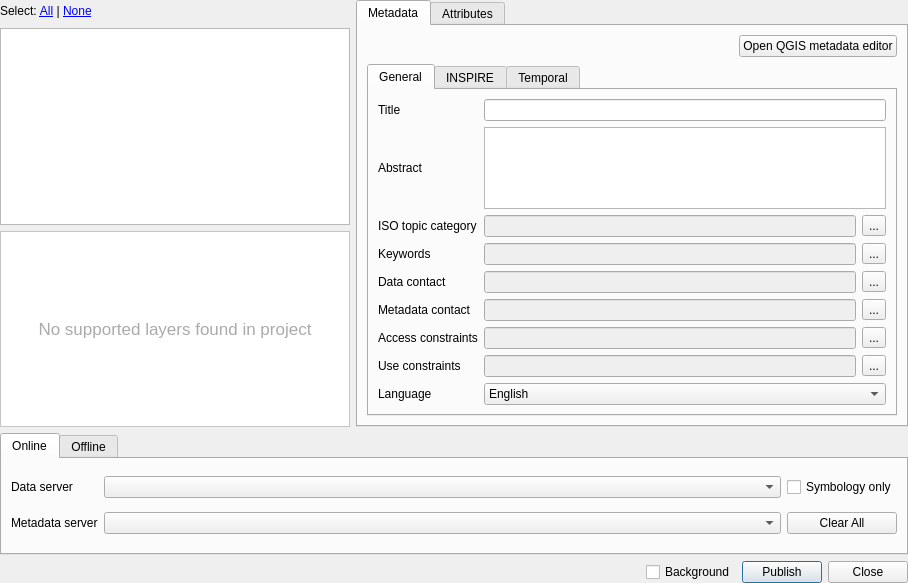
Above: geocatbridge/ui/publishwidget.ui from GeoCat/qgis-bridge-plugin before the change. Below: the same form after it.
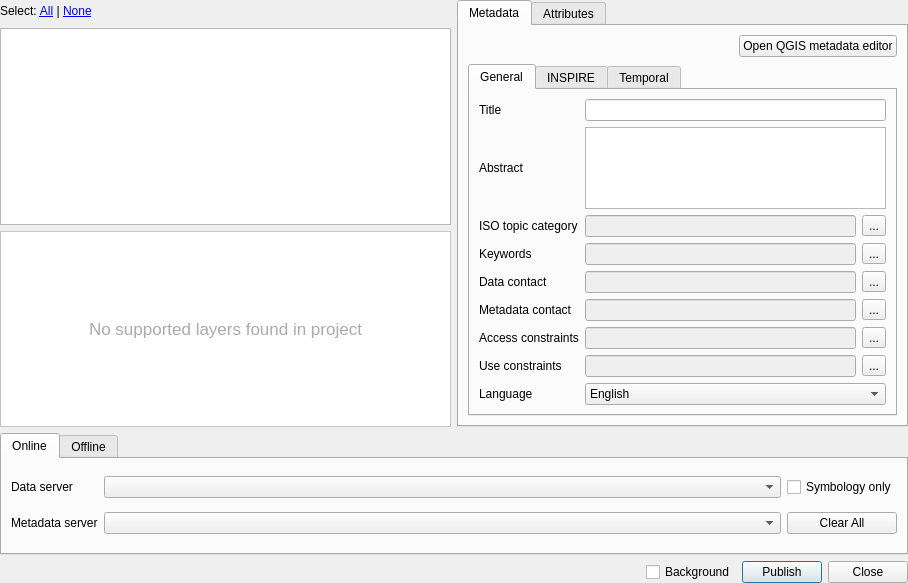
That is the form after the change. The open tabs and pages were chosen to show the change. Icons and pictures are not drawn.

Patch:
```diff
--- a/geocatbridge/ui/publishwidget.ui
+++ b/geocatbridge/ui/publishwidget.ui
@@ -156,7 +156,7 @@
      <item>
       <widget class="QTabWidget" name="tabLayerInfo">
        <property name="sizePolicy">
-        <sizepolicy hsizetype="Expanding" vsizetype="Expanding">
+        <sizepolicy hsizetype="Preferred" vsizetype="Expanding">
          <horstretch>0</horstretch>
          <verstretch>0</verstretch>
         </sizepolicy>
```
Left out of the diff: 4 changed lines with no effect on the pictures.
